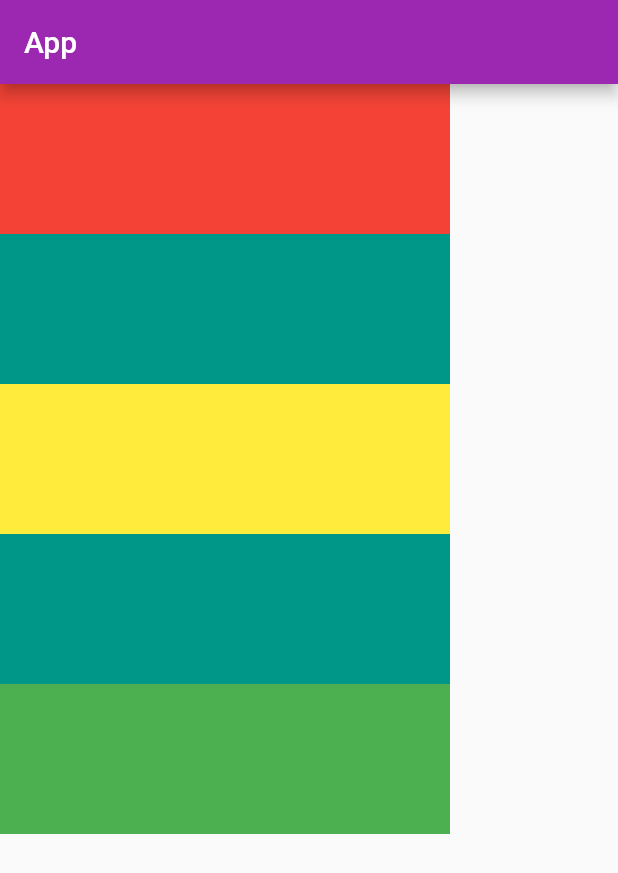
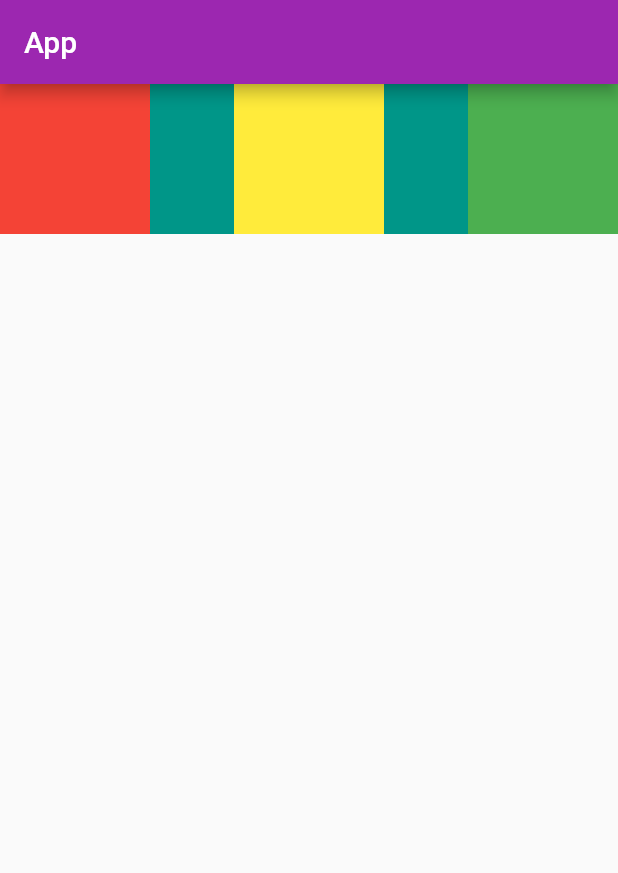
Before and after one commit to iomkarsurve/learnflutter, a Flutter app: the screen it shows after launch, on a phone screen of 412 x 824 dp. Shown: the top 873 px of the screen. Run offline on Flutter 3.47's test engine with Material 2 defaults, Android fonts, the phone set to English and light mode, and no system bars.

Commit message:
chapter 3 completed Rows & Columns

```diff
--- a/lib/main.dart
+++ b/lib/main.dart
@@ -21,9 +21,8 @@ class HomePage extends StatelessWidget {
       ),
       body: Container(
         color: Colors.teal,
-        height: 500,
-        width: 300,
-        child: Column(
+        height: 100,
+        child: Row(
           mainAxisAlignment: MainAxisAlignment.spaceBetween,
           crossAxisAlignment: CrossAxisAlignment.stretch,
           mainAxisSize: MainAxisSize.max,
```
